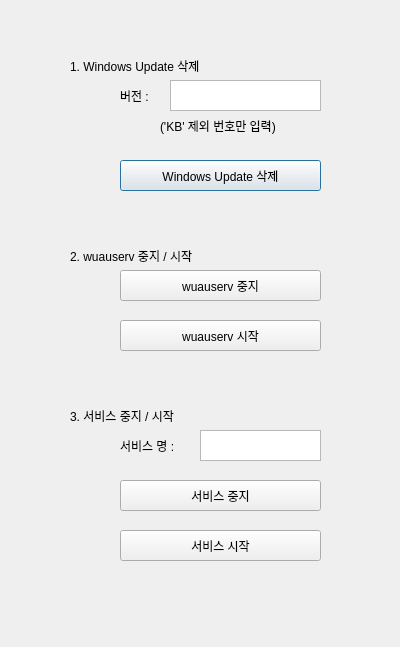
The window that study_py40/pyqt_02/wus.ui (rlamj5555/Python_Private_1) describes before a commit, drawn with Qt 5.
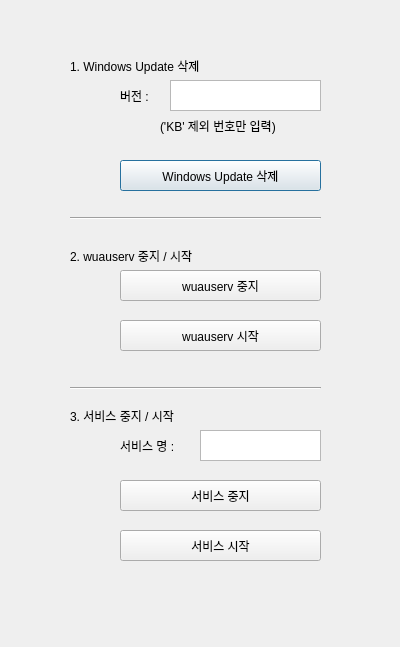
The same window after the commit.

Commit message: 221214_작은따옴표 삭제

```diff
--- a/study_py40/pyqt_02/wus.ui
+++ b/study_py40/pyqt_02/wus.ui
@@ -176,6 +176,32 @@
     <string>('KB' 제외 번호만 입력)</string>
    </property>
   </widget>
+  <widget class="Line" name="line">
+   <property name="geometry">
+    <rect>
+     <x>70</x>
+     <y>210</y>
+     <width>251</width>
+     <height>16</height>
+    </rect>
+   </property>
+   <property name="orientation">
+    <enum>Qt::Horizontal</enum>
+   </property>
+  </widget>
+  <widget class="Line" name="line_2">
+   <property name="geometry">
+    <rect>
+     <x>70</x>
+     <y>380</y>
+     <width>251</width>
+     <height>16</height>
+    </rect>
+   </property>
+   <property name="orientation">
+    <enum>Qt::Horizontal</enum>
+   </property>
+  </widget>
  </widget>
  <resources/>
  <connections/>
```
The commit also changes 1 other file.
